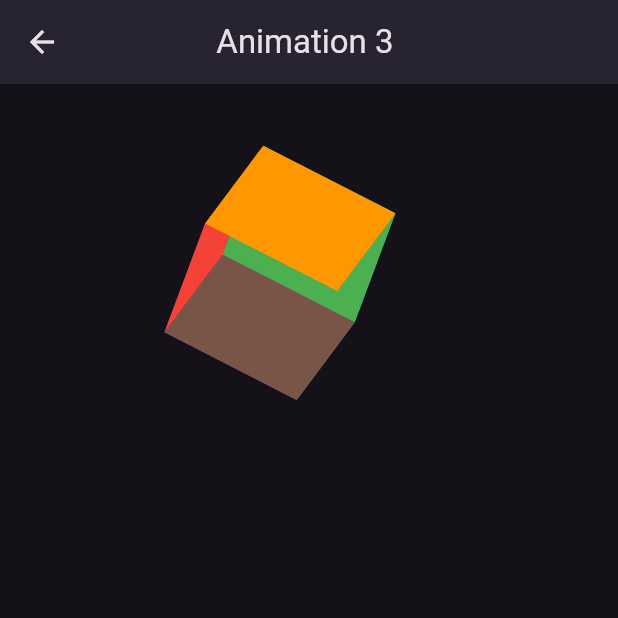
After one commit to SubtainKhan12/flutter_animation_course, a Flutter app: the HomeView3 screen opened directly, on a phone screen of 412 x 824 dp, the top half of it. The commit adds this screen. Run offline on Flutter 3.47's test engine with Material 3 defaults, Android fonts, the phone set to English and light mode, and no system bars.

Commit message:
example 2 and example 3 completed

```diff
--- a/lib/views/home_view.dart
+++ b/lib/views/home_view.dart
@@ -39,7 +39,7 @@ class _HomeViewState extends State<HomeView>
 
   @override
   Widget build(BuildContext context) {
-    print('build');
+    // print('build');
     return Scaffold(
       appBar: AppBar(title: Text('Animation 1'),centerTitle: true,elevation: 5,),
       body: InkWell(
--- /dev/null
+++ b/lib/views/home_view_3.dart
@@ -0,0 +1,156 @@
+import 'package:flutter/material.dart';
+import 'package:flutter_animation_course/views/home_view_4.dart';
+import 'dart:math' show pi;
+import 'package:vector_math/vector_math_64.dart' show Vector3;
+
+class HomeView3 extends StatefulWidget {
+  const HomeView3({super.key});
+
+  @override
+  State<HomeView3> createState() => _HomeView3State();
+}
+
+class _HomeView3State extends State<HomeView3> with TickerProviderStateMixin {
+  late AnimationController _xController;
+  late AnimationController _yController;
+  late AnimationController _zController;
+
+  late Tween<double> _animation;
+
+  @override
+  void initState() {
+    // TODO: implement initState
+    super.initState();
+    _xController = AnimationController(
+      vsync: this,
+      duration: const Duration(seconds: 20),
+    );
+    _yController = AnimationController(
+      vsync: this,
+      duration: const Duration(seconds: 30),
+    );
+    _zController = AnimationController(
+      vsync: this,
+      duration: const Duration(seconds: 40),
+    );
+
+    _animation = Tween<double>(begin: 0, end: pi * 2);
+  }
+
+  @override
+  void dispose() {
+    // TODO: implement dispose
+    super.dispose();
+    _xController.dispose();
+    _yController.dispose();
+    _zController.dispose();
+  }
+
+  @override
+  Widget build(BuildContext context) {
+    _xController
+      ..reset()
+      ..repeat();
+    _yController
+      ..reset()
+      ..repeat();
+    _zController
+      ..reset()
+      ..repeat();
+    var widthAndHeight = 100.0;
+    return Scaffold(
+      appBar: AppBar(
+        title: Text('Animation 3 '),
+        centerTitle: true,
+        elevation: 5,
+      ),
+      body: Column(
+        crossAxisAlignment: CrossAxisAlignment.center,
+        children: [
+          const SizedBox(height: 50, width: double.infinity),
+          InkWell(
+            onTap: (){
+              Navigator.push(context, MaterialPageRoute(builder: (context)=> HomeView4()));
+            },
+            child: AnimatedBuilder(
+              animation: Listenable.merge([
+                _xController,
+                _yController,
+                _zController,
+              ]),
+              builder: (context, child) {
+                return Transform(
+                  alignment: Alignment.center,
+                  transform: Matrix4.identity()
+                    ..rotateX(_animation.evaluate(_xController))
+                    ..rotateY(_animation.evaluate(_yController))
+                    ..rotateZ(_animation.evaluate(_zController)),
+                  child: Stack(
+                    children: [
+                      // back
+                      Transform(
+                        alignment: Alignment.center,
+                        transform: Matrix4.identity()..translate(Vector3(0, 0, -widthAndHeight)),
+                        child: Container(
+                          height: widthAndHeight,
+                          width: widthAndHeight,
+                          color: Colors.purple,
+                        ),
+                      ),
+                      // left side
+                      Transform(
+                        alignment: Alignment.centerLeft,
+                        transform: Matrix4.identity()..rotateY(pi/2),
+                        child: Container(
+                          height: widthAndHeight,
+                          width: widthAndHeight,
+                          color: Colors.red,
+                        ),
+                      ),
+                      // Right side
+                      Transform(
+                        alignment: Alignment.centerRight,
+                        transform: Matrix4.identity()..rotateY(-pi/2),
+                        child: Container(
+                          height: widthAndHeight,
+                          width: widthAndHeight,
+                          color: Colors.blue,
+                        ),
+                      ),
+                      // Front
+                      Container(
+                        height: widthAndHeight,
+                        width: widthAndHeight,
+                        color: Colors.green,
+                      ),
+                      // Top side
+                      Transform(
+                        alignment: Alignment.topCenter,
+                        transform: Matrix4.identity()..rotateX(-pi/2),
+                        child: Container(
+                          height: widthAndHeight,
+                          width: widthAndHeight,
+                          color: Colors.orange,
+                        ),
+                      ),
+                      // Top side
+                      Transform(
+                        alignment: Alignment.bottomCenter,
+                        transform: Matrix4.identity()..rotateX(pi/2),
+                        child: Container(
+                          height: widthAndHeight,
+                          width: widthAndHeight,
+                          color: Colors.brown,
+                        ),
+                      ),
+                    ],
+                  ),
+                );
+              },
+            ),
+          ),
+        ],
+      ),
+    );
+  }
+}
--- a/pubspec.yaml
+++ b/pubspec.yaml
@@ -34,6 +34,7 @@ dependencies:
   # The following adds the Cupertino Icons font to your application.
   # Use with the CupertinoIcons class for iOS style icons.
   cupertino_icons: ^1.0.8
+  vector_math: ^2.2.0
 
 dev_dependencies:
   flutter_test:
```
Also changed, not shown: lib/views/home_view_2.dart (+8 -1 lines), lib/views/home_view_4.dart (added, +118 -0 lines), pubspec.lock.
